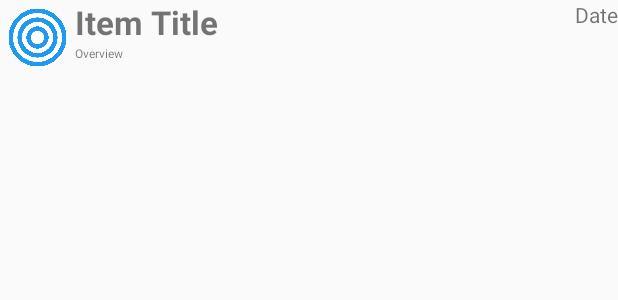
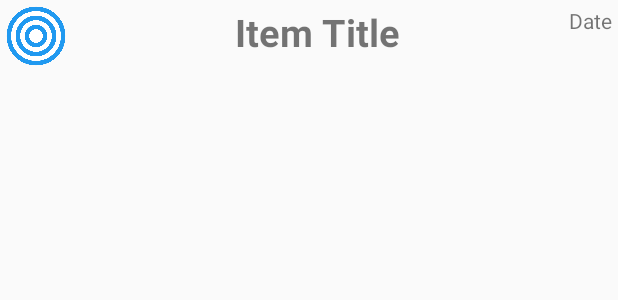
Before and after one commit to OurFriendIrony/MediaNotifier, an Android app: the layout list_item.xml on its own in the app's theme, with its tools: preview values and no code run, on a phone screen of 412 x 824 dp. Shown: the top 300 px of the screen. Run offline under Robolectric (Android 15) with nearby library versions, the phone set to English and light mode, and no system bars.

Commit message:
Redesign list UI

```diff
--- a/app/src/main/res/layout/activity_lookup.xml
+++ b/app/src/main/res/layout/activity_lookup.xml
@@ -20,12 +20,17 @@
         android:textStyle="bold"
         />
 
+    <RelativeLayout
+        android:id="@+id/lookup_input_progress"
+        android:layout_width="match_parent"
+        android:layout_height="wrap_content"
+        android:layout_below="@+id/lookup_title">
+
         <EditText
             android:id="@+id/lookup_input"
             android:layout_width="match_parent"
             android:layout_height="wrap_content"
-        android:layout_below="@+id/lookup_title"
-        android:layout_gravity="left"
+            android:layout_toStartOf="@+id/lookup_progress"
             android:backgroundTint="@color/red"
             android:imeOptions="actionSend"
             android:inputType="text"
@@ -35,25 +40,23 @@
         <ProgressBar
             android:id="@+id/lookup_progress"
             style="?android:attr/progressBarStyleLarge"
-        android:layout_width="wrap_content"
-        android:layout_height="wrap_content"
+            android:layout_width="40dp"
+            android:layout_height="40dp"
+            android:layout_alignParentEnd="true"
             android:layout_alignBottom="@+id/lookup_input"
-        android:layout_alignRight="@+id/lookup_input"
             android:layout_alignTop="@+id/lookup_input"
-        android:visibility="invisible"
+            android:visibility="gone"
             />
+    </RelativeLayout>
 
     <ListView
         android:id="@+id/lookup_list"
         android:layout_width="match_parent"
         android:layout_height="match_parent"
-        android:layout_below="@+id/lookup_input"
+        android:layout_below="@+id/lookup_input_progress"
         android:background="@drawable/border"
         android:divider="@color/black"
         android:dividerHeight="2dp"
-        android:padding="6dp"
-        >
-
+        android:padding="6dp">
     </ListView>
-
 </RelativeLayout>
--- a/app/src/main/res/layout/list_item.xml
+++ b/app/src/main/res/layout/list_item.xml
@@ -4,45 +4,61 @@
                 android:layout_height="wrap_content"
                 android:orientation="horizontal">
 
+    <RelativeLayout
+        android:id="@+id/lookup_primarybar"
+        android:layout_width="match_parent"
+        android:layout_height="wrap_content"
+        android:orientation="horizontal"
+        android:padding="4dp">
+
         <ImageView
             android:id="@+id/lookup_item_img"
-        android:layout_width="50dp"
-        android:layout_height="50dp"
-        android:layout_alignParentLeft="true"
-        android:padding="5dp"
-        android:src="@drawable/img_concentric"/>
+            android:layout_width="40dp"
+            android:layout_height="40dp"
+            android:padding="0dp"
+            android:src="@drawable/img_concentric"
+            />
 
         <TextView
             android:id="@+id/lookup_item_title"
             android:layout_width="match_parent"
-        android:layout_height="30dp"
+            android:layout_height="wrap_content"
+            android:layout_toEndOf="@+id/lookup_item_img"
+            android:layout_toStartOf="@+id/lookup_item_date"
             android:layout_alignTop="@id/lookup_item_img"
-        android:layout_toRightOf="@id/lookup_item_img"
+            android:layout_alignBottom="@id/lookup_item_img"
+            android:textAlignment="center"
             android:text="Item Title"
-        android:textSize="22dp"
+            android:textSize="25sp"
             android:textStyle="bold"
             />
 
         <TextView
-        android:id="@+id/lookup_item_overview"
-        android:layout_width="match_parent"
-        android:layout_height="40dp"
-
-        android:layout_alignLeft="@+id/lookup_item_title"
-        android:layout_below="@+id/lookup_item_title"
-        android:text="Overview"
-        android:textSize="8dp"
-        />
-
-    <TextView
             android:id="@+id/lookup_item_date"
-        android:layout_width="match_parent"
+            android:layout_width="wrap_content"
             android:layout_height="wrap_content"
-        android:layout_alignLeft="@id/lookup_item_title"
-        android:layout_alignTop="@id/lookup_item_img"
+            android:layout_alignParentEnd="true"
             android:text="Date"
             android:textAlignment="textEnd"
-        android:textSize="14dp"
+            android:textSize="14sp"
             />
 
     </RelativeLayout>
+
+    <RelativeLayout
+        android:layout_width="match_parent"
+        android:layout_height="wrap_content"
+        android:layout_below="@+id/lookup_primarybar"
+        android:orientation="horizontal">
+
+        <TextView
+            android:id="@+id/lookup_item_overview"
+            android:layout_width="match_parent"
+            android:layout_height="0dp"
+            android:text="Overview"
+            android:textSize="10sp"
+            />
+    </RelativeLayout>
+
+
+</RelativeLayout>
--- a/app/src/main/res/values/dimens.xml
+++ b/app/src/main/res/values/dimens.xml
@@ -4,5 +4,5 @@
     <dimen name="activity_vertical_margin">16dp</dimen>
     <dimen name="fab_margin">16dp</dimen>
     <!-- Font -->
-    <dimen name="title_size">30dp</dimen>
+    <dimen name="title_size">30sp</dimen>
 </resources>
```
Lines whose indentation alone changed are shown as unchanged.
